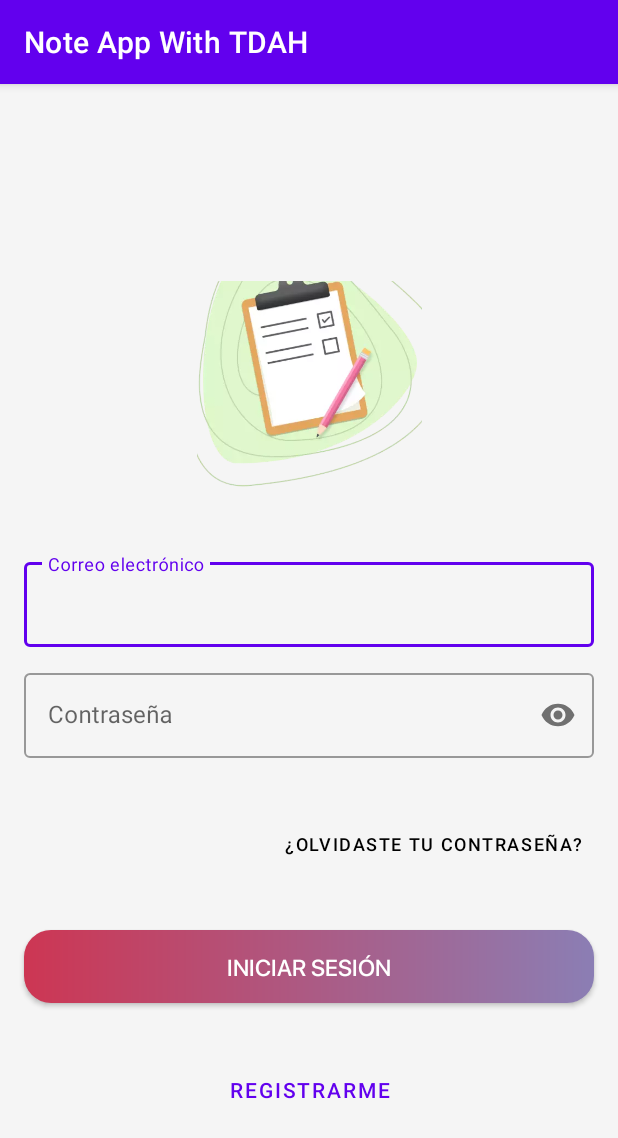
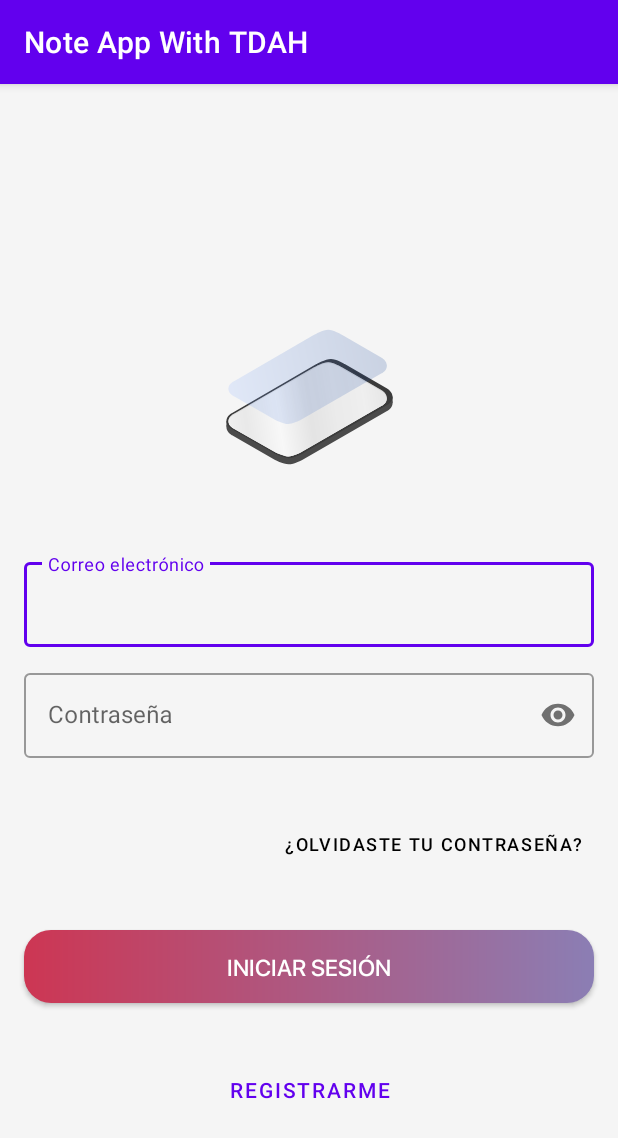
Before and after one commit to aespinozalozano/NoteAppWithTDAH, an Android app: the screen it shows after launch (MainActivity), on a phone screen of 412 x 824 dp. Shown: the top 1138 px of the screen. Run offline under Robolectric (Android 15) with nearby library versions, the phone set to English and light mode, and no system bars.

Commit message:
Splash Modificado con logo y lootie preparado en login

```diff
--- a/app/src/main/res/layout/fragment_login.xml
+++ b/app/src/main/res/layout/fragment_login.xml
@@ -11,33 +11,33 @@
         android:layout_width="match_parent"
         android:layout_height="wrap_content">
 
-<!--        <com.airbnb.lottie.LottieAnimationView-->
+        <com.airbnb.lottie.LottieAnimationView
+            android:id="@+id/ivLogo"
+            android:layout_width="150dp"
+            android:layout_height="150dp"
+            android:layout_marginTop="16dp"
+            android:scaleType="centerCrop"
+            app:layout_constraintBottom_toTopOf="@id/tilEmail"
+            app:layout_constraintEnd_toEndOf="parent"
+            app:layout_constraintStart_toStartOf="parent"
+            app:layout_constraintTop_toTopOf="parent"
+            app:layout_constraintVertical_chainStyle="packed"
+            app:lottie_rawRes="@raw/animation_home"
+            app:lottie_autoPlay="true"
+            app:lottie_loop="true"/>
+
+<!--     <com.google.android.material.imageview.ShapeableImageView-->
 <!--            android:id="@+id/ivLogo"-->
 <!--            android:layout_width="150dp"-->
 <!--            android:layout_height="150dp"-->
 <!--            android:layout_marginTop="16dp"-->
 <!--            android:scaleType="centerCrop"-->
+<!--            android:src="@drawable/logo_noteapp"-->
 <!--            app:layout_constraintBottom_toTopOf="@id/tilEmail"-->
 <!--            app:layout_constraintEnd_toEndOf="parent"-->
 <!--            app:layout_constraintStart_toStartOf="parent"-->
 <!--            app:layout_constraintTop_toTopOf="parent"-->
-<!--            app:layout_constraintVertical_chainStyle="packed"-->
-<!--            app:lottie_rawRes="@raw/animation_home"-->
-<!--            app:lottie_autoPlay="true"-->
-<!--            app:lottie_loop="true"/>-->
-
-     <com.google.android.material.imageview.ShapeableImageView
-            android:id="@+id/ivLogo"
-            android:layout_width="150dp"
-            android:layout_height="150dp"
-            android:layout_marginTop="16dp"
-            android:scaleType="centerCrop"
-            android:src="@drawable/logo_noteapp"
-            app:layout_constraintBottom_toTopOf="@id/tilEmail"
-            app:layout_constraintEnd_toEndOf="parent"
-            app:layout_constraintStart_toStartOf="parent"
-            app:layout_constraintTop_toTopOf="parent"
-            app:layout_constraintVertical_chainStyle="packed" />
+<!--            app:layout_constraintVertical_chainStyle="packed" />-->
 
         <com.google.android.material.textfield.TextInputLayout
             android:id="@+id/tilEmail"
```
